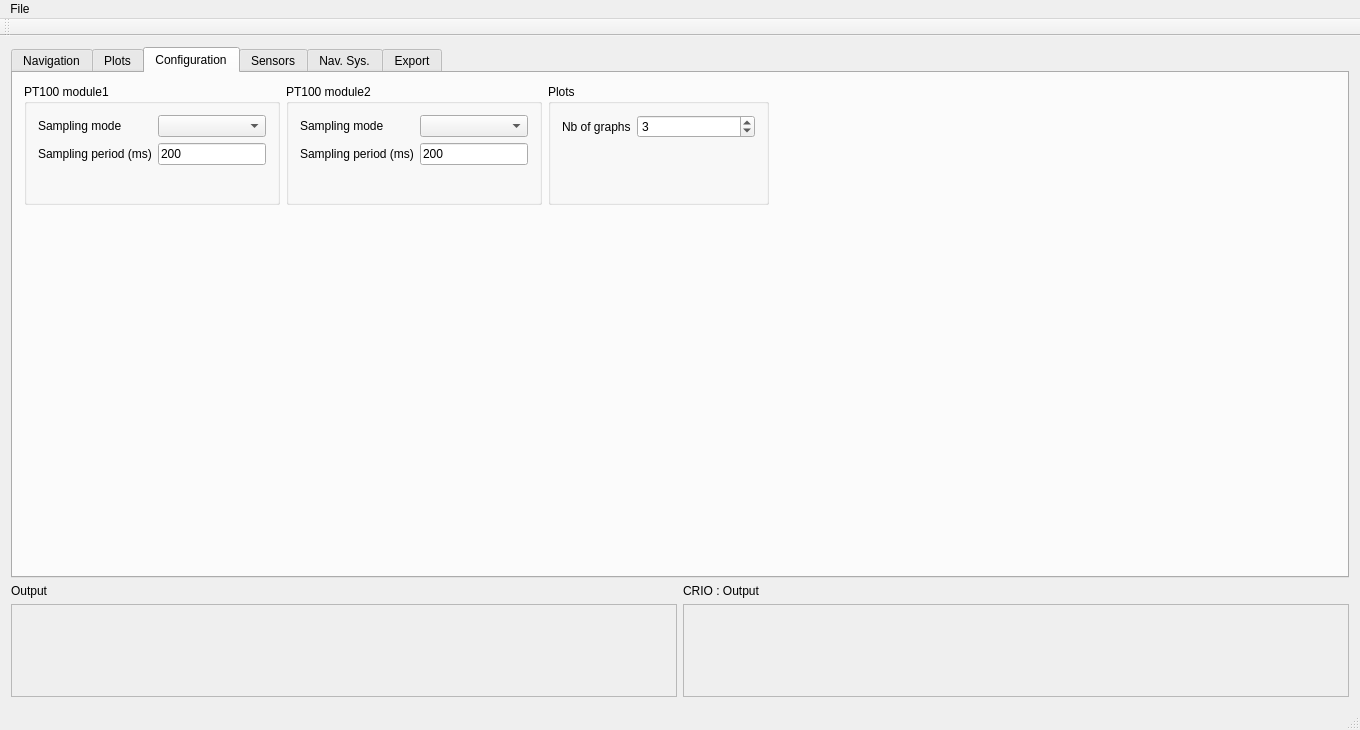
Old version of the form mainwindow.ui in the repository debelyoo/catamaran-ui.
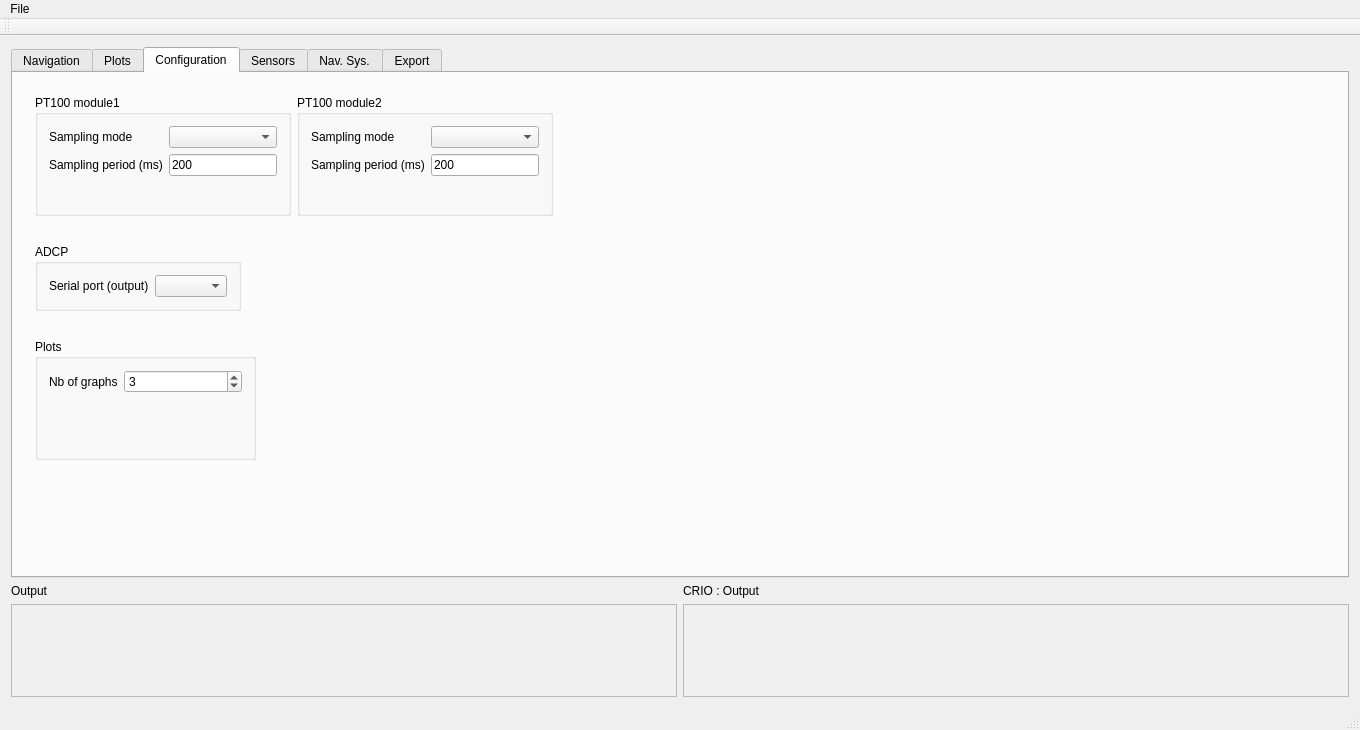
New version of the form. The open tabs and pages were chosen to show the change. Icons and pictures are not drawn.

Commit message: add first draft of adcp data handling

Diff of the .ui file:
```diff
--- a/mainwindow.ui
+++ b/mainwindow.ui
@@ -838,7 +838,10 @@
        </attribute>
        <layout class="QVBoxLayout" name="verticalLayout_2">
         <item>
-         <layout class="QHBoxLayout" name="horizontalLayout_11" stretch="0,0,1,1">
+         <layout class="QVBoxLayout" name="verticalLayout_13">
+          <item>
+           <widget class="QWidget" name="pt100ConfigWidget" native="true">
+            <layout class="QHBoxLayout" name="horizontalLayout_12">
           <item>
            <widget class="QGroupBox" name="groupBox">
             <property name="sizePolicy">
@@ -936,6 +939,63 @@
            </widget>
           </item>
           <item>
+              <spacer name="horizontalSpacer_6">
+               <property name="orientation">
+                <enum>Qt::Horizontal</enum>
+               </property>
+               <property name="sizeHint" stdset="0">
+                <size>
+                 <width>40</width>
+                 <height>20</height>
+                </size>
+               </property>
+              </spacer>
+             </item>
+            </layout>
+           </widget>
+          </item>
+          <item>
+           <widget class="QWidget" name="adcpConfigWidget" native="true">
+            <layout class="QHBoxLayout" name="horizontalLayout_11">
+             <item>
+              <widget class="QGroupBox" name="groupBox_9">
+               <property name="title">
+                <string>ADCP</string>
+               </property>
+               <layout class="QGridLayout" name="gridLayout">
+                <item row="0" column="1">
+                 <widget class="QComboBox" name="serialPortsComboBox"/>
+                </item>
+                <item row="0" column="0">
+                 <widget class="QLabel" name="label_31">
+                  <property name="text">
+                   <string>Serial port (output)</string>
+                  </property>
+                 </widget>
+                </item>
+               </layout>
+              </widget>
+             </item>
+             <item>
+              <spacer name="horizontalSpacer_9">
+               <property name="orientation">
+                <enum>Qt::Horizontal</enum>
+               </property>
+               <property name="sizeHint" stdset="0">
+                <size>
+                 <width>40</width>
+                 <height>20</height>
+                </size>
+               </property>
+              </spacer>
+             </item>
+            </layout>
+           </widget>
+          </item>
+          <item>
+           <widget class="QWidget" name="graphConfigWidget" native="true">
+            <layout class="QHBoxLayout" name="horizontalLayout">
+             <item>
            <widget class="QGroupBox" name="groupBox_3">
             <property name="sizePolicy">
              <sizepolicy hsizetype="Fixed" vsizetype="Fixed">
@@ -977,7 +1037,7 @@
            </widget>
           </item>
           <item>
-           <spacer name="horizontalSpacer_6">
+              <spacer name="horizontalSpacer_8">
             <property name="orientation">
              <enum>Qt::Horizontal</enum>
             </property>
@@ -988,6 +1048,9 @@
              </size>
             </property>
            </spacer>
+             </item>
+            </layout>
+           </widget>
           </item>
          </layout>
         </item>
```
Left out of the diff: 18 changed lines with no effect on the pictures. Lines whose indentation alone changed are shown as unchanged. The commit also changes 10 other files.
